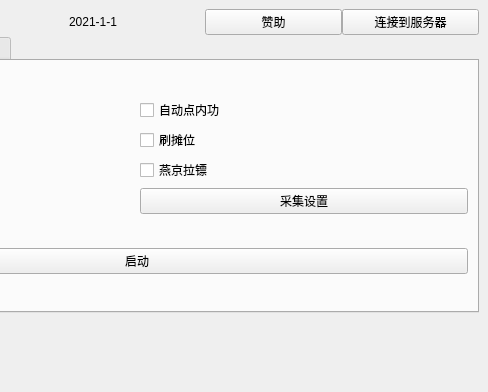
Before: the Qt Designer form qt_ui/main.ui in nathonNot/game_robot, drawn with Qt 5; both pictures show x 216 to 704 and y 0 to 392 of the 704 by 392 pixel window.
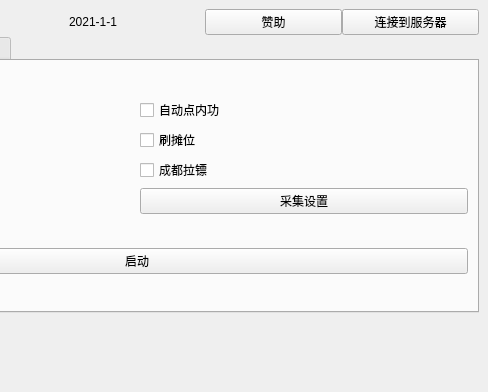
After: the same form once the commit is applied. The open tabs and pages were chosen to show the change.

Commit message: 修改一次拉镖

```diff
--- a/qt_ui/main.ui
+++ b/qt_ui/main.ui
@@ -110,7 +110,7 @@
          <item row="2" column="1">
           <widget class="QCheckBox" name="cb_labiao">
            <property name="text">
-            <string>燕京拉镖</string>
+            <string>成都拉镖</string>
            </property>
           </widget>
          </item>
```
Left out of the diff: 2 changed lines with no effect on the pictures. The commit also changes 12 other files.
